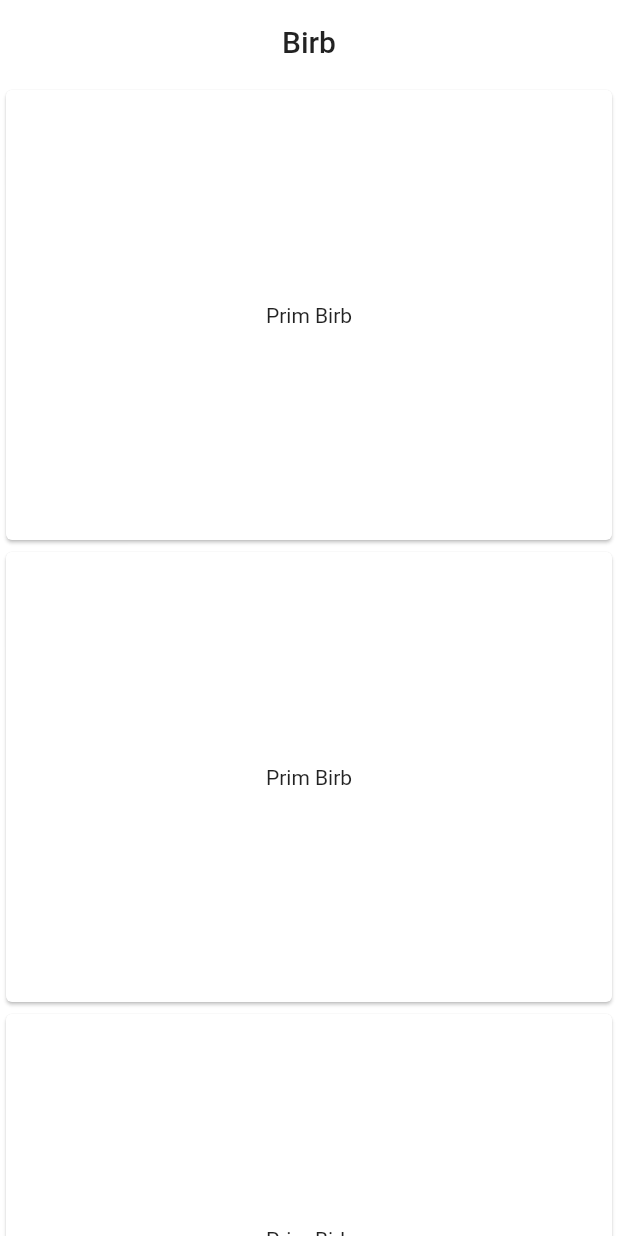
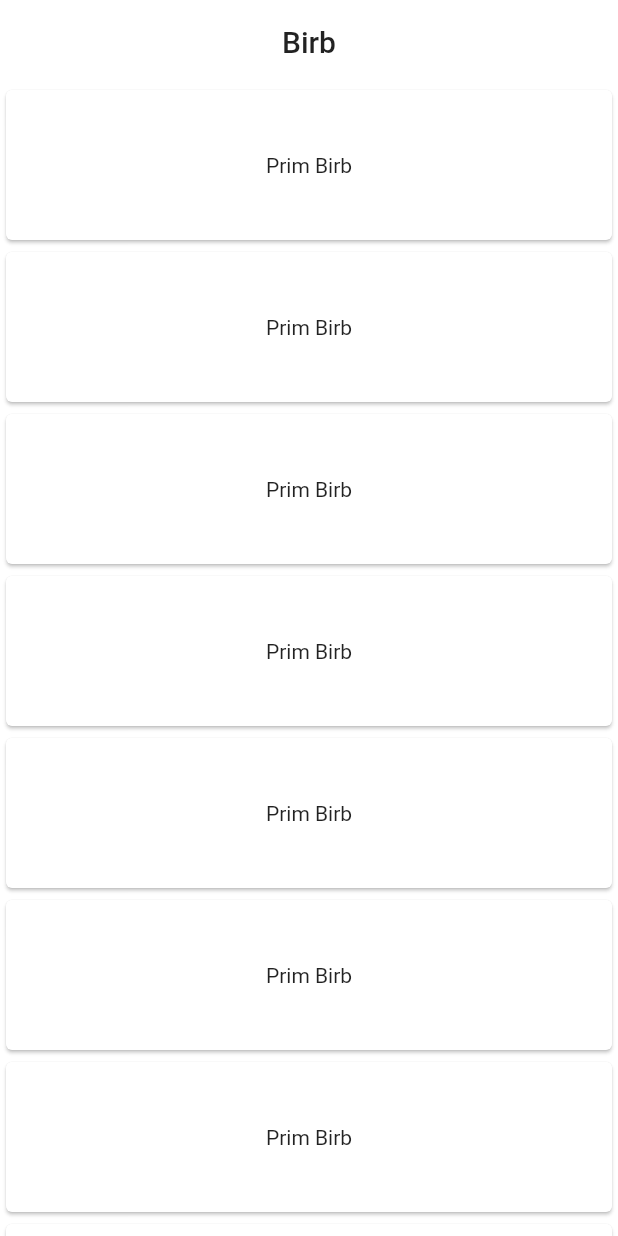
Before and after one commit to cancap/birb, a Flutter app: the screen it shows after launch, on a phone screen of 412 x 824 dp. Run offline on Flutter 3.47's test engine with Material 2 defaults, Android fonts, the phone set to English and light mode, and no system bars; our stand-ins replace flutter_svg.

Commit message:
rendering a ListView with StreamBuilder

```diff
--- a/app/lib/main.dart
+++ b/app/lib/main.dart
@@ -43,6 +43,12 @@ class MyHomePage extends StatefulWidget {
 }
 
 class _MyHomePageState extends State<MyHomePage> {
+  final Stream<List<int>> _posts = Stream<List<int>>.fromIterable(
+    <List<int>>[
+      List<int>.generate(10, (int i) => i),
+    ],
+  );
+
   @override
   Widget build(BuildContext context) {
     return Scaffold(
@@ -52,7 +58,7 @@ class _MyHomePageState extends State<MyHomePage> {
         ),
         elevation: 0.0,
       ),
-      body: const PostsList(),
+      body: PostsList(_posts),
     );
   }
 }
--- a/app/lib/post_item.dart
+++ b/app/lib/post_item.dart
@@ -7,7 +7,7 @@ class PostItem extends StatelessWidget {
   Widget build(BuildContext context) {
     return Card(
       child: Container(
-        height: 300.0,
+        height: 100.0,
         child: const Center(
           child: Text('Prim Birb'),
         ),
--- a/app/lib/posts_list.dart
+++ b/app/lib/posts_list.dart
@@ -1,17 +1,42 @@
 import 'package:flutter/material.dart';
+import 'no_content.dart';
 import 'post_item.dart';
 
+
 class PostsList extends StatelessWidget {
-  const PostsList();
 
-  static const List<int> _items = <int>[0, 1, 2];
+  const PostsList(this.posts);
+
+  final Stream<List<int>> posts;
 
   @override
   Widget build(BuildContext context) {
-    return ListView(children: _itemList());
+    return StreamBuilder<List<int>>(
+      stream: posts,
+      builder: (BuildContext context, AsyncSnapshot<List<int>> snapshot) {
+        if (snapshot.hasError) {
+          return Text('Error: ${snapshot.error}');
+        }
+
+        switch (snapshot.connectionState) {
+          case ConnectionState.waiting:
+            return const Text('Loading...');
+          default:
+            if (snapshot.data.isEmpty) {
+              return const NoContent();
+            }
+            return _itemList(snapshot.data);
+        }
+      },
+    );
   }
 
-  List<PostItem> _itemList() {
-    return _items.map((int index) => const PostItem()).toList();
+  ListView _itemList(List<int> items) {
+    return ListView(
+      children: items.map((int index) {
+        return const PostItem();
+      }).toList(),
+    );
   }
+
 }
```
Also changed, not shown: 3 other files.
